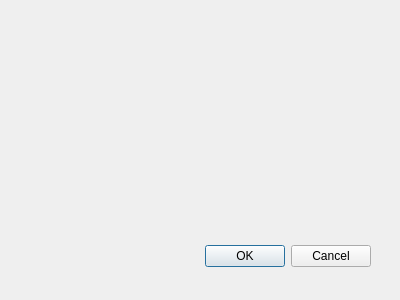
The window that ovl_reader_dialog_base.ui (kadas-albireo/kadas-ovl-plugin) describes before a commit, drawn with Qt 5.
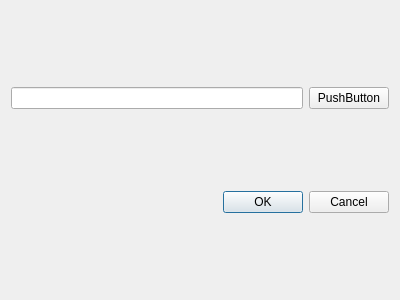
The same window after the commit.

Commit message: [wip] ovl reader import

```diff
--- a/ovl_reader_dialog_base.ui
+++ b/ovl_reader_dialog_base.ui
@@ -12,22 +12,29 @@
   <property name="windowTitle" >
    <string>Ovl Reader</string>
   </property>
-  <widget class="QDialogButtonBox" name="button_box" >
-   <property name="geometry" >
-    <rect>
-     <x>30</x>
-     <y>240</y>
-     <width>341</width>
-     <height>32</height>
-    </rect>
-   </property>
-   <property name="orientation" >
-    <enum>Qt::Horizontal</enum>
-   </property>
-   <property name="standardButtons" >
-    <set>QDialogButtonBox::Cancel|QDialogButtonBox::Ok</set>
-   </property>
-  </widget>
+  <layout class="QVBoxLayout" name="verticalLayout">
+   <item>
+    <layout class="QHBoxLayout" name="horizontalLayout">
+     <item>
+      <widget class="QLineEdit" name="filepathLE"/>
+     </item>
+     <item>
+      <widget class="QPushButton" name="filesearchPB">
+       <property name="text">
+        <string>PushButton</string>
+       </property>
+      </widget>
+     </item>
+    </layout>
+   </item>
+   <item>
+    <widget class="QDialogButtonBox" name="buttonBox">
+     <property name="standardButtons">
+      <set>QDialogButtonBox::Cancel|QDialogButtonBox::Ok</set>
+     </property>
+    </widget>
+   </item>
+  </layout>
  </widget>
  <resources/>
  <connections>
```
Left out of the diff: 39 changed lines with no effect on the pictures. The commit also changes 822 other files.
